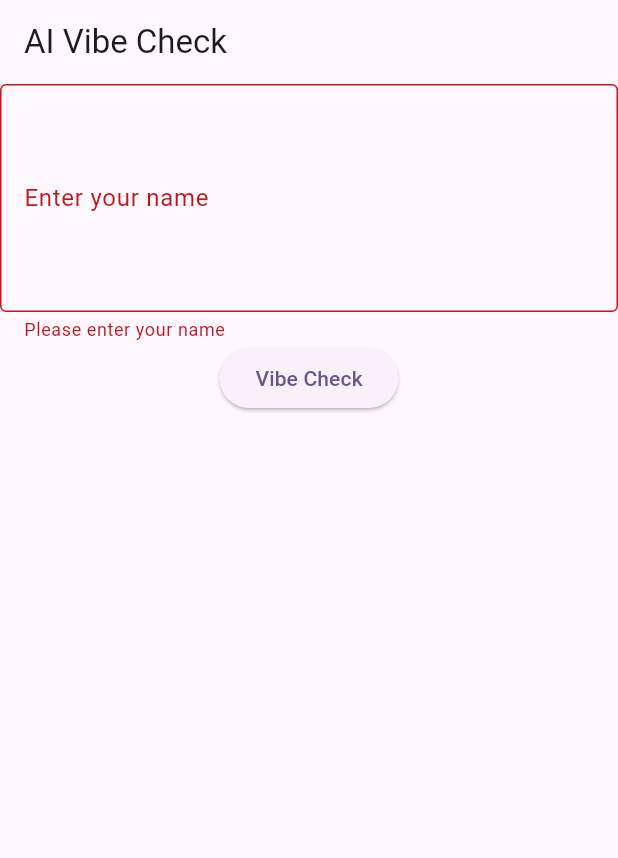
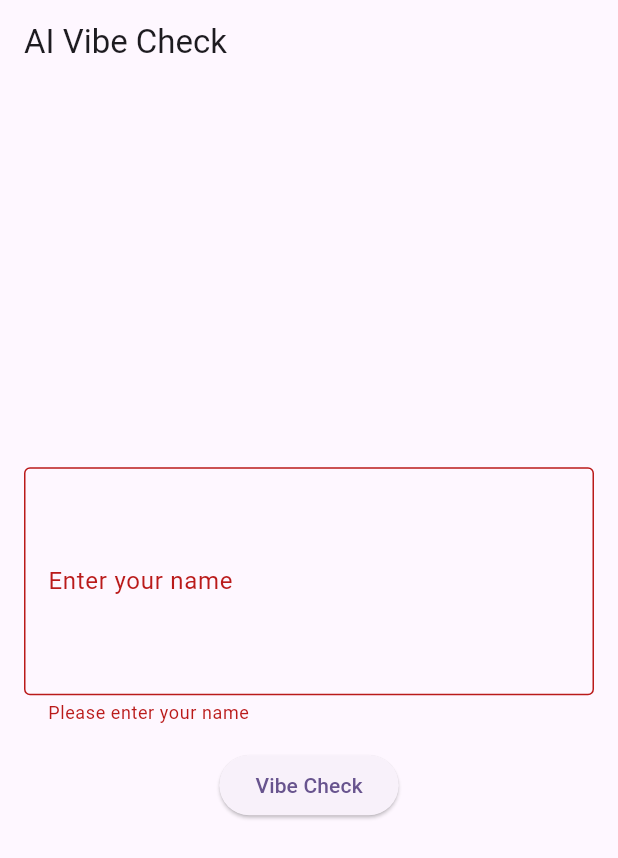
Before and after one commit to Pinkisingh13/vibecheckAI, a Flutter app: the screen it shows after launch, after a tap on "Vibe Check", on a phone screen of 412 x 824 dp. Shown: the top 858 px of the screen. Run offline on Flutter 3.47's test engine with Material 3 defaults, Android fonts, the phone set to English and light mode, and no system bars.

Commit message:
updated frontend code with basic ui

```diff
--- a/frontend/lib/home_screen_provider.dart
+++ b/frontend/lib/home_screen_provider.dart
@@ -1,5 +1,4 @@
 import 'package:flutter/material.dart';
-import 'package:provider/provider.dart';
 import 'package:http/http.dart' as http;
 
 class HomeScreenProvider extends ChangeNotifier {
--- a/frontend/lib/main.dart
+++ b/frontend/lib/main.dart
@@ -39,8 +39,10 @@ class _HomeScreenState extends State<HomeScreen> {
   Widget build(BuildContext context) {
     return Scaffold(
       appBar: AppBar(title: const Text('AI Vibe Check')),
-      body: Center(
+      body: Padding(
+        padding: const EdgeInsets.all(16),
         child: Column(
+          mainAxisAlignment: MainAxisAlignment.center,
           children: [
             Form(
               key: formKey,
@@ -62,11 +64,17 @@ class _HomeScreenState extends State<HomeScreen> {
                       hintText: 'e.g. My boss yelled at me today',
                     ),
                   ),
-                  ElevatedButton(onPressed: () {
-                    if(formKey.currentState!.validate()){
-                      context.read<HomeScreenProvider>().vibeCheck(nameController.text);
-                    }
-                  }, child: Text("Vibe Check")),
+                  SizedBox(height: 16),
+                  ElevatedButton(
+                    onPressed: () {
+                      if (formKey.currentState!.validate()) {
+                        context.read<HomeScreenProvider>().vibeCheck(
+                          nameController.text,
+                        );
+                      }
+                    },
+                    child: Text("Vibe Check"),
+                  ),
                 ],
               ),
             ),
```
